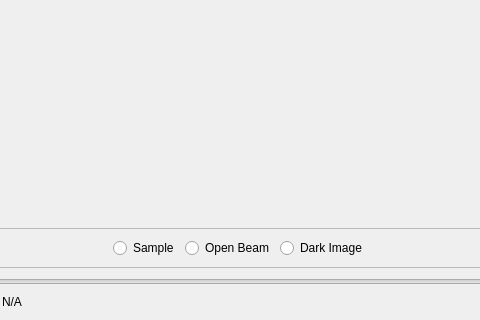
Old version of the form src/pyMBIR_UI/ui/preview.ui in the repository ornlneutronimaging/pyMBIR_UI; both pictures show x 95 to 575 and y 352 to 672 of the 669 by 672 pixel window.
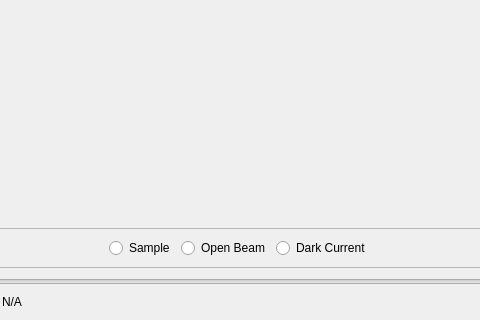
New version of the form.

Commit message: changed label. this refs #55

What changed in the file:
```diff
--- a/src/pyMBIR_UI/ui/preview.ui
+++ b/src/pyMBIR_UI/ui/preview.ui
@@ -63,7 +63,7 @@
       <item>
        <widget class="QRadioButton" name="di_radioButton">
         <property name="text">
-         <string>Dark Image</string>
+         <string>Dark Current</string>
         </property>
        </widget>
       </item>
```
